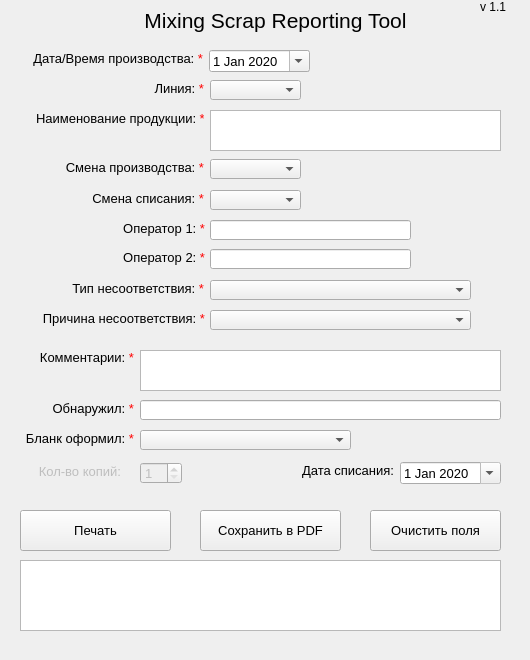
Qt form main_window.ui (EvgenyMinikh/Mixing-Scrap-Reporting-Tool) before a commit.
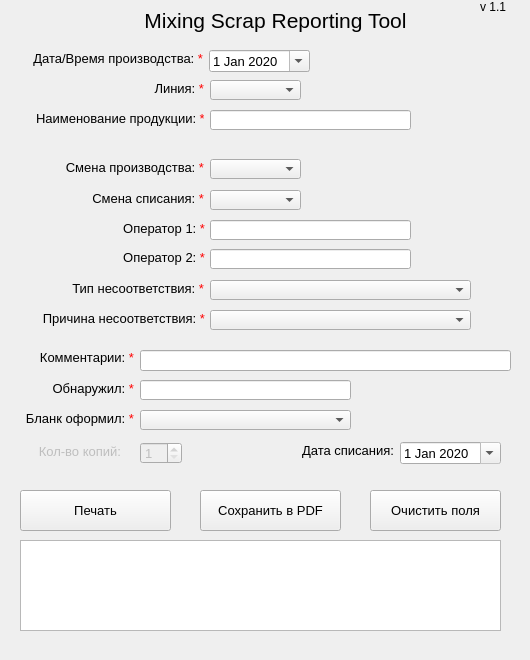
The same form after that commit.

Commit message: [Change] Added saving XLSX files. UI has been modified. Tab order has fixed

What changed in the file:
```diff
--- a/main_window.ui
+++ b/main_window.ui
@@ -46,16 +46,6 @@
      <set>Qt::AlignCenter</set>
     </property>
    </widget>
-   <widget class="QPlainTextEdit" name="plainTextEdit_product_name">
-    <property name="geometry">
-     <rect>
-      <x>210</x>
-      <y>110</y>
-      <width>291</width>
-      <height>41</height>
-     </rect>
-    </property>
-   </widget>
    <widget class="QLabel" name="label_2">
     <property name="geometry">
      <rect>
@@ -76,9 +66,9 @@
     <property name="geometry">
      <rect>
       <x>20</x>
-      <y>560</y>
+      <y>540</y>
       <width>481</width>
-      <height>71</height>
+      <height>91</height>
      </rect>
     </property>
     <property name="readOnly">
@@ -89,7 +79,7 @@
     <property name="geometry">
      <rect>
       <x>20</x>
-      <y>510</y>
+      <y>490</y>
       <width>151</width>
       <height>41</height>
      </rect>
@@ -107,7 +97,7 @@
     <property name="geometry">
      <rect>
       <x>370</x>
-      <y>510</y>
+      <y>490</y>
       <width>131</width>
       <height>41</height>
      </rect>
@@ -173,21 +163,11 @@
      <set>Qt::AlignRight|Qt::AlignTrailing|Qt::AlignVCenter</set>
     </property>
    </widget>
-   <widget class="QPlainTextEdit" name="plainTextEdit_comments">
-    <property name="geometry">
-     <rect>
-      <x>140</x>
-      <y>350</y>
-      <width>361</width>
-      <height>41</height>
-     </rect>
-    </property>
-   </widget>
    <widget class="QLabel" name="label_15">
     <property name="geometry">
      <rect>
       <x>290</x>
-      <y>463</y>
+      <y>443</y>
       <width>104</width>
       <height>16</height>
      </rect>
@@ -211,7 +191,7 @@
     <property name="geometry">
      <rect>
       <x>400</x>
-      <y>462</y>
+      <y>442</y>
       <width>101</width>
       <height>22</height>
      </rect>
@@ -276,7 +256,7 @@
     <property name="geometry">
      <rect>
       <x>25</x>
-      <y>431</y>
+      <y>411</y>
       <width>109</width>
       <height>16</height>
      </rect>
@@ -297,7 +277,7 @@
     <property name="geometry">
      <rect>
       <x>140</x>
-      <y>430</y>
+      <y>410</y>
       <width>211</width>
       <height>20</height>
      </rect>
@@ -307,7 +287,7 @@
     <property name="geometry">
      <rect>
       <x>50</x>
-      <y>401</y>
+      <y>381</y>
       <width>84</width>
       <height>16</height>
      </rect>
@@ -328,8 +308,8 @@
     <property name="geometry">
      <rect>
       <x>140</x>
-      <y>400</y>
-      <width>361</width>
+      <y>380</y>
+      <width>211</width>
       <height>20</height>
      </rect>
     </property>
@@ -569,7 +549,7 @@
     <property name="geometry">
      <rect>
       <x>30</x>
-      <y>464</y>
+      <y>444</y>
       <width>91</width>
       <height>16</height>
      </rect>
@@ -593,7 +573,7 @@
     <property name="geometry">
      <rect>
       <x>140</x>
-      <y>462</y>
+      <y>442</y>
       <width>42</width>
       <height>22</height>
      </rect>
@@ -611,7 +591,7 @@
     <property name="geometry">
      <rect>
       <x>200</x>
-      <y>510</y>
+      <y>490</y>
       <width>141</width>
       <height>41</height>
      </rect>
@@ -625,6 +605,32 @@
      <string>Сохранить в PDF</string>
     </property>
    </widget>
+   <widget class="QLineEdit" name="lineEdit_product_name">
+    <property name="geometry">
+     <rect>
+      <x>210</x>
+      <y>110</y>
+      <width>201</width>
+      <height>20</height>
+     </rect>
+    </property>
+    <property name="text">
+     <string/>
+    </property>
+   </widget>
+   <widget class="QLineEdit" name="lineEdit_comments">
+    <property name="geometry">
+     <rect>
+      <x>140</x>
+      <y>350</y>
+      <width>371</width>
+      <height>21</height>
+     </rect>
+    </property>
+    <property name="text">
+     <string/>
+    </property>
+   </widget>
   </widget>
   <widget class="QMenuBar" name="menubar">
    <property name="geometry">
```
Left out of the diff: 20 changed lines with no effect on the pictures. The commit also changes 4 other files.
